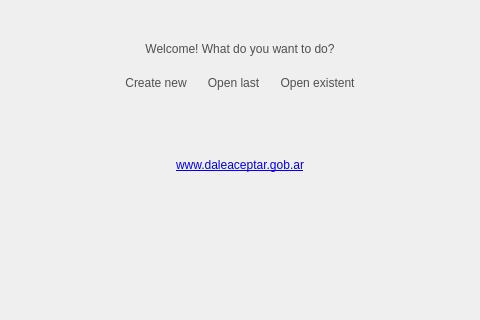
Above: src/chatbot/front-end/welcomewidget.ui from lvklabs/chatbot before the change; both pictures show x 140 to 620 and y 160 to 480 of the 760 by 480 pixel window. Below: the same form after it.
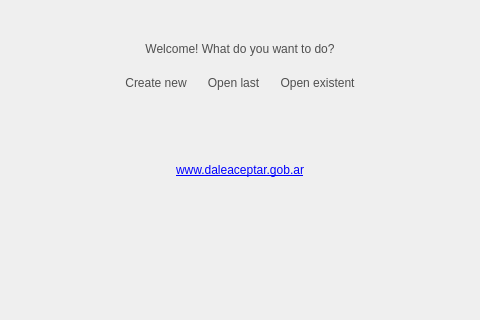
That is the form after the change. Icons and pictures are not drawn.

Commit message: Fixed link position in main window in linux

```diff
--- a/src/chatbot/front-end/welcomewidget.ui
+++ b/src/chatbot/front-end/welcomewidget.ui
@@ -253,7 +253,7 @@
            <property name="sizeHint" stdset="0">
             <size>
              <width>40</width>
-             <height>59</height>
+             <height>64</height>
             </size>
            </property>
           </spacer>
```
The commit also changes 1 other file.
